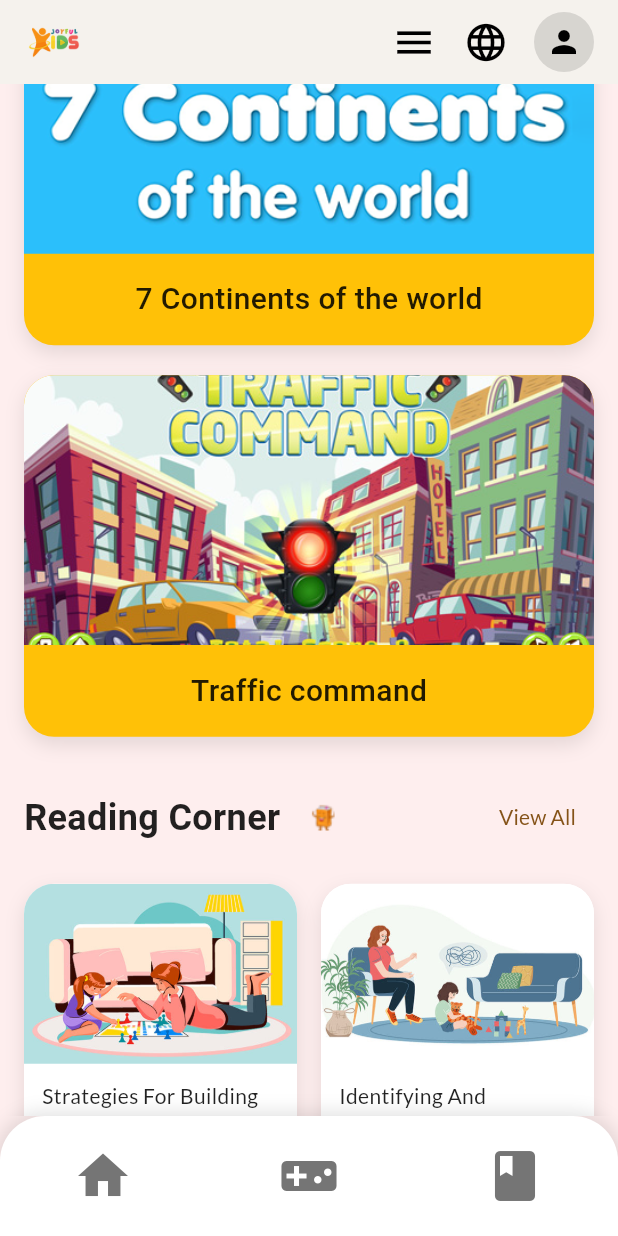
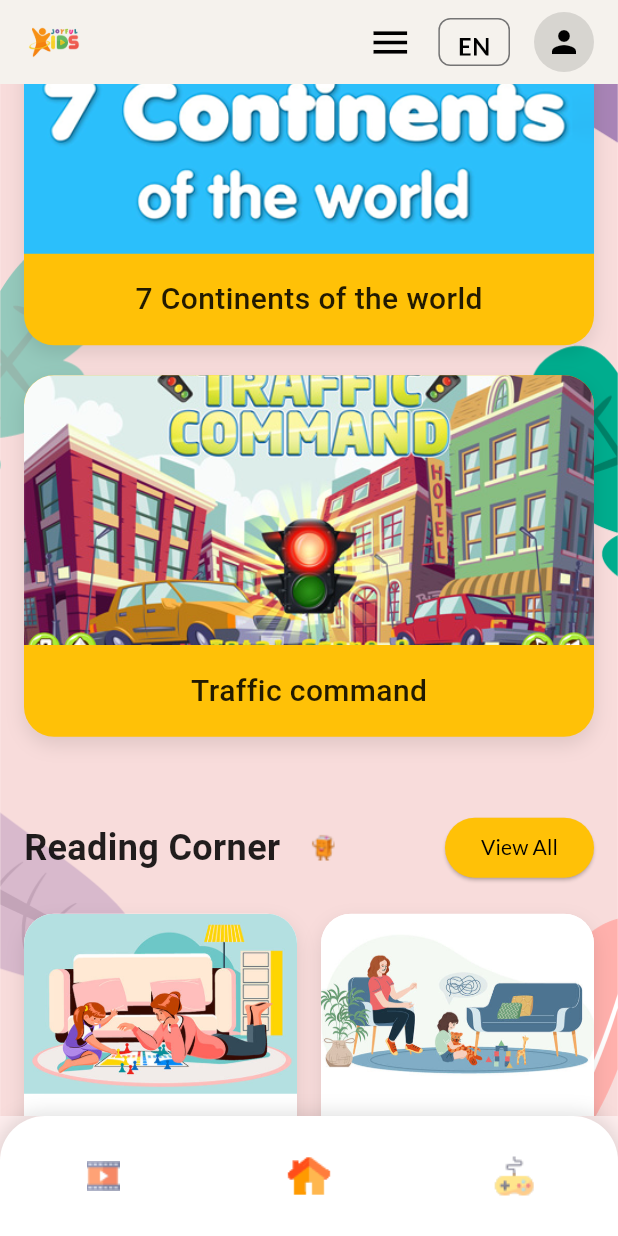
Before and after one commit to Harshit27473/joyful_kids, a Flutter app: the screen it shows after launch, scrolled down 1152 dp, on a phone screen of 412 x 824 dp. Run offline on Flutter 3.47's test engine with Material 3 defaults, Android fonts, the phone set to English and light mode, and no system bars; drawn by our look-alikes of readmore; our stand-ins replace google_fonts; Roboto replaces fonts that are missing (Acme).

Commit message:
feat: Implement UI changes and new features

```diff
--- a/lib/components/joyful_app_bar.dart
+++ b/lib/components/joyful_app_bar.dart
@@ -1,7 +1,17 @@
 import 'package:flutter/material.dart';
 
-class JoyfulAppBar extends StatelessWidget implements PreferredSizeWidget {
+class JoyfulAppBar extends StatefulWidget implements PreferredSizeWidget {
   const JoyfulAppBar({super.key});
+
+  @override
+  State<JoyfulAppBar> createState() => _JoyfulAppBarState();
+
+  @override
+  Size get preferredSize => const Size.fromHeight(kToolbarHeight);
+}
+
+class _JoyfulAppBarState extends State<JoyfulAppBar> {
+  String _selectedLanguage = 'en';
 
   @override
   Widget build(BuildContext context) {
@@ -21,10 +31,11 @@ class JoyfulAppBar extends StatelessWidget implements PreferredSizeWidget {
           ),
         ),
         PopupMenuButton<String>(
-          onSelected: (value) {
-            // Handle language change
+          onSelected: (String value) {
+            setState(() {
+              _selectedLanguage = value;
+            });
           },
-          icon: const Icon(Icons.language, color: Colors.black, size: 30),
           itemBuilder: (BuildContext context) => <PopupMenuEntry<String>>[
             const PopupMenuItem<String>(
               value: 'en',
@@ -39,6 +50,22 @@ class JoyfulAppBar extends StatelessWidget implements PreferredSizeWidget {
               child: Text('Arabic'),
             ),
           ],
+          child: Container(
+            margin: const EdgeInsets.symmetric(vertical: 12.0, horizontal: 8.0),
+            padding: const EdgeInsets.symmetric(horizontal: 12.0, vertical: 6.0),
+            decoration: BoxDecoration(
+              border: Border.all(color: Colors.grey.shade600, width: 1),
+              borderRadius: BorderRadius.circular(8.0),
+            ),
+            child: Text(
+              _selectedLanguage.toUpperCase(),
+              style: const TextStyle(
+                color: Colors.black,
+                fontWeight: FontWeight.bold,
+                fontSize: 16,
+              ),
+            ),
+          ),
         ),
         const Padding(
           padding: EdgeInsets.only(right: 16.0, left: 8.0),
@@ -50,7 +77,4 @@ class JoyfulAppBar extends StatelessWidget implements PreferredSizeWidget {
       ],
     );
   }
-
-  @override
-  Size get preferredSize => const Size.fromHeight(kToolbarHeight);
 }
--- a/lib/components/joyful_bottom_nav.dart
+++ b/lib/components/joyful_bottom_nav.dart
@@ -1,7 +1,26 @@
 import 'package:flutter/material.dart';
 
-class JoyfulBottomNav extends StatelessWidget {
+class JoyfulBottomNav extends StatefulWidget {
   const JoyfulBottomNav({super.key});
+
+  @override
+  State<JoyfulBottomNav> createState() => _JoyfulBottomNavState();
+}
+
+class _JoyfulBottomNavState extends State<JoyfulBottomNav> {
+  int _selectedIndex = 1; // Default to Home
+
+  final List<String> _iconPaths = [
+    'assets/images/footer-icon-1.png',
+    'assets/images/footer-home-icon.png',
+    'assets/images/footer-game-icon.png',
+  ];
+
+  void _onItemTapped(int index) {
+    setState(() {
+      _selectedIndex = index;
+    });
+  }
 
   @override
   Widget build(BuildContext context) {
@@ -19,28 +38,48 @@ class JoyfulBottomNav extends StatelessWidget {
             blurRadius: 10,
             spreadRadius: 2,
           )
-        ]
+        ],
       ),
       child: Row(
         mainAxisAlignment: MainAxisAlignment.spaceAround,
-        children: [
-          _buildNavItem(context, Icons.home, 0),
-          _buildNavItem(context, Icons.videogame_asset, 1),
-          _buildNavItem(context, Icons.book, 2),
-        ],
+        children: List.generate(_iconPaths.length, (index) {
+          return _buildNavItem(
+            imagePath: _iconPaths[index],
+            index: index,
+            isCenter: index == 1,
+          );
+        }),
       ),
     );
   }
 
-  Widget _buildNavItem(BuildContext context, IconData icon, int index) {
-    return Material(
-      color: Colors.transparent,
-      child: InkWell(
-        borderRadius: BorderRadius.circular(30),
-        onTap: () {},
-        child: Padding(
-          padding: const EdgeInsets.all(12.0),
-          child: Icon(icon, size: 40, color: Colors.grey[600]),
+  Widget _buildNavItem({
+    required String imagePath,
+    required int index,
+    bool isCenter = false,
+  }) {
+    final bool isSelected = _selectedIndex == index;
+    final double iconSize = isCenter ? 45 : 35;
+
+    return Expanded(
+      child: Material(
+        color: Colors.transparent,
+        child: InkWell(
+          borderRadius: BorderRadius.circular(30),
+          onTap: () => _onItemTapped(index),
+          child: Padding(
+            padding: const EdgeInsets.symmetric(vertical: 12.0),
+            child: Opacity(
+              opacity: isSelected ? 1.0 : 0.6,
+              child: Image.asset(
+                imagePath,
+                height: iconSize,
+                width: iconSize,
+                errorBuilder: (context, error, stackTrace) =>
+                    Icon(Icons.error, size: iconSize, color: Colors.red),
+              ),
+            ),
+          ),
         ),
       ),
     );
--- a/lib/main.dart
+++ b/lib/main.dart
@@ -51,6 +51,7 @@ class MyApp extends StatelessWidget {
       theme: lightTheme,
       darkTheme: darkTheme,
       themeMode: themeProvider.themeMode,
+      debugShowCheckedModeBanner: false,
       home: const HomeScreen(),
     );
   }
--- /dev/null
+++ b/lib/models/popular_item.dart
@@ -0,0 +1,6 @@
+class PopularItem {
+  final String title;
+  final String imageUrl;
+
+  PopularItem({required this.title, required this.imageUrl});
+}
--- /dev/null
+++ b/lib/models/reading_item.dart
@@ -0,0 +1,7 @@
+
+class ReadingItem {
+  final String title;
+  final String imageUrl;
+
+  ReadingItem({required this.title, required this.imageUrl});
+}
--- a/lib/modules/home/home_body.dart
+++ b/lib/modules/home/home_body.dart
@@ -1,5 +1,6 @@
 import 'package:flutter/material.dart';
 import 'package:google_fonts/google_fonts.dart';
+import 'package:myapp/models/popular_item.dart';
 import 'package:myapp/modules/home/reading_corner.dart';
 
 class HomeBody extends StatelessWidget {
@@ -7,6 +8,12 @@ class HomeBody extends StatelessWidget {
 
   @override
   Widget build(BuildContext context) {
+    final List<PopularItem> popularItems = [
+      PopularItem(title: 'Soccer Championship', imageUrl: 'assets/images/soccer_championship.png'),
+      PopularItem(title: '7 Continents of the world', imageUrl: 'assets/images/7_continents.png'),
+      PopularItem(title: 'Traffic command', imageUrl: 'assets/images/traffic_command.png'),
+    ];
+
     return Padding(
       padding: const EdgeInsets.all(16.0),
       child: Column(
@@ -87,29 +94,31 @@ class HomeBody extends StatelessWidget {
                   Image.asset('assets/images/popular-icon.png', height: 30),
                 ],
               ),
-              TextButton(
+              ElevatedButton(
                 onPressed: () {},
-                child: const Text('View All'),
+                style: ElevatedButton.styleFrom(
+                  backgroundColor: const Color(0xFFFFC107),
+                  shape: RoundedRectangleBorder(
+                    borderRadius: BorderRadius.circular(20),
+                  ),
+                ),
+                child: const Text('View All', style: TextStyle(color: Colors.black)),
               ),
             ],
           ),
           const SizedBox(height: 20),
-          _buildPopularCard(
-            title: 'Soccer Championship',
-            imageUrl: 'assets/images/soccer_championship.png',
-            onTap: () {},
-          ),
-          const SizedBox(height: 20),
-          _buildPopularCard(
-            title: '7 Continents of the world',
-            imageUrl: 'assets/images/7_continents.png',
-            onTap: () {},
-          ),
-          const SizedBox(height: 20),
-          _buildPopularCard(
-            title: 'Traffic command',
-            imageUrl: 'assets/images/traffic_command.png',
-            onTap: () {},
+          ListView.builder(
+            shrinkWrap: true,
+            physics: const NeverScrollableScrollPhysics(),
+            itemCount: popularItems.length,
+            itemBuilder: (context, index) {
+              final item = popularItems[index];
+              return _buildPopularCard(
+                title: item.title,
+                imageUrl: item.imageUrl,
+                onTap: () {},
+              );
+            },
           ),
           const SizedBox(height: 30),
           const ReadingCorner(),
@@ -168,6 +177,7 @@ class HomeBody extends StatelessWidget {
     return GestureDetector(
       onTap: onTap,
       child: Container(
+        margin: const EdgeInsets.only(bottom: 20),
         decoration: BoxDecoration(
           color: const Color(0xFFFFC107),
           borderRadius: BorderRadius.circular(20),
--- a/lib/modules/home/home_screen.dart
+++ b/lib/modules/home/home_screen.dart
@@ -20,7 +20,14 @@ class _HomeScreenState extends State<HomeScreen> {
     return Scaffold(
       appBar: const JoyfulAppBar(),
       drawer: const JoyfulDrawer(),
-      body: SingleChildScrollView(
+      body: Container(
+        decoration: const BoxDecoration(
+          image: DecorationImage(
+            image: AssetImage('assets/images/body_background.png'),
+            fit: BoxFit.cover,
+          ),
+        ),
+        child: SingleChildScrollView(
           child: Column(
             children: [
               const HomeBanner(),
@@ -37,6 +44,7 @@ class _HomeScreenState extends State<HomeScreen> {
             ],
           ),
         ),
+      ),
       bottomNavigationBar: const JoyfulBottomNav(),
     );
   }
--- a/lib/modules/home/reading_corner.dart
+++ b/lib/modules/home/reading_corner.dart
@@ -1,6 +1,7 @@
 
 import 'package:flutter/material.dart';
 import 'package:google_fonts/google_fonts.dart';
+import 'package:myapp/models/reading_item.dart';
 import 'package:readmore/readmore.dart';
 
 class ReadingCorner extends StatelessWidget {
@@ -8,6 +9,13 @@ class ReadingCorner extends StatelessWidget {
 
   @override
   Widget build(BuildContext context) {
+    final List<ReadingItem> readingItems = [
+      ReadingItem(title: 'Strategies For Building Resilience In Children', imageUrl: 'assets/images/strategies.jpg'),
+      ReadingItem(title: 'Identifying And Addressing Childhood Anxiety And Depression', imageUrl: 'assets/images/anxiety.jpg'),
+      ReadingItem(title: 'Promoting Positive Body Image In Children And Adolescents', imageUrl: 'assets/images/body_image.jpg'),
+      ReadingItem(title: 'Helping Children Cope With Stress And Overwhelm', imageUrl: 'assets/images/stress.jpg'),
+    ];
+
     return Column(
       crossAxisAlignment: CrossAxisAlignment.start,
       children: [
@@ -28,42 +36,37 @@ class ReadingCorner extends StatelessWidget {
                 Image.asset('assets/images/reading_corner_icon.png', height: 30),
               ],
             ),
-            TextButton(
+            ElevatedButton(
               onPressed: () {},
-              child: const Text('View All'),
+              style: ElevatedButton.styleFrom(
+                backgroundColor: const Color(0xFFFFC107),
+                shape: RoundedRectangleBorder(
+                  borderRadius: BorderRadius.circular(20),
+                ),
+              ),
+              child: const Text('View All', style: TextStyle(color: Colors.black)),
             ),
           ],
         ),
         const SizedBox(height: 20),
-        GridView.count(
+        GridView.builder(
           shrinkWrap: true,
           physics: const NeverScrollableScrollPhysics(),
-          crossAxisCount: 2,
-          crossAxisSpacing: 16,
-          mainAxisSpacing: 16,
-          childAspectRatio: 0.8,
-          children: [
-            _buildReadingCard(
-              title: 'Strategies For Building Resilience In Children',
-              imageUrl: 'assets/images/strategies.jpg',
+          gridDelegate: const SliverGridDelegateWithFixedCrossAxisCount(
+            crossAxisCount: 2,
+            crossAxisSpacing: 16,
+            mainAxisSpacing: 16,
+            childAspectRatio: 0.8,
+          ),
+          itemCount: readingItems.length,
+          itemBuilder: (context, index) {
+            final item = readingItems[index];
+            return _buildReadingCard(
+              title: item.title,
+              imageUrl: item.imageUrl,
               onTap: () {},
-            ),
-            _buildReadingCard(
-              title: 'Identifying And Addressing Childhood Anxiety And Depression',
-              imageUrl: 'assets/images/anxiety.jpg',
-              onTap: () {},
-            ),
-            _buildReadingCard(
-              title: 'Promoting Positive Body Image In Children And Adolescents',
-              imageUrl: 'assets/images/body_image.jpg',
-              onTap: () {},
-            ),
-            _buildReadingCard(
-              title: 'Helping Children Cope With Stress And Overwhelm',
-              imageUrl: 'assets/images/stress.jpg',
-              onTap: () {},
-            ),
-          ],
+            );
+          },
         ),
       ],
     );
```
Also changed, not shown: assets/images/body_background.png (added), assets/images/footer-game-icon.png (added), assets/images/footer-home-icon.png (added), assets/images/footer-icon-1.png (added), 1 other file. Lines whose indentation alone changed are shown as unchanged.
